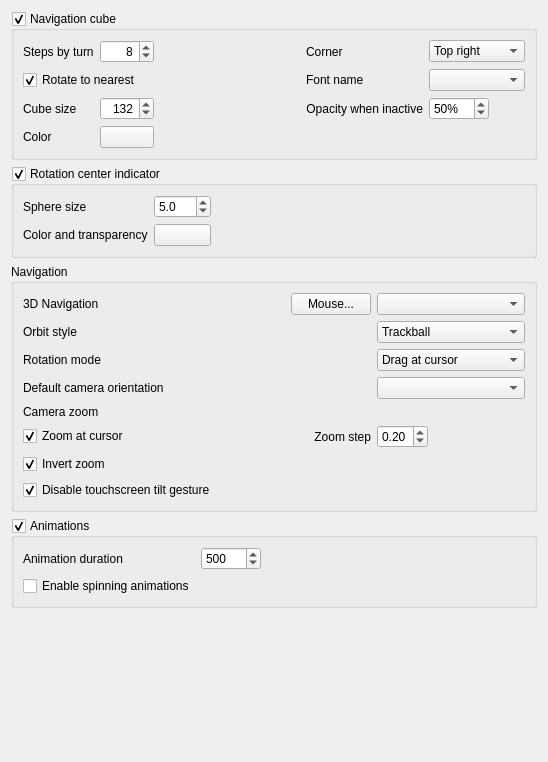
Above: src/Gui/PreferencePages/DlgSettingsNavigation.ui from southseact-3d/fcd before the change. Below: the same form after it.
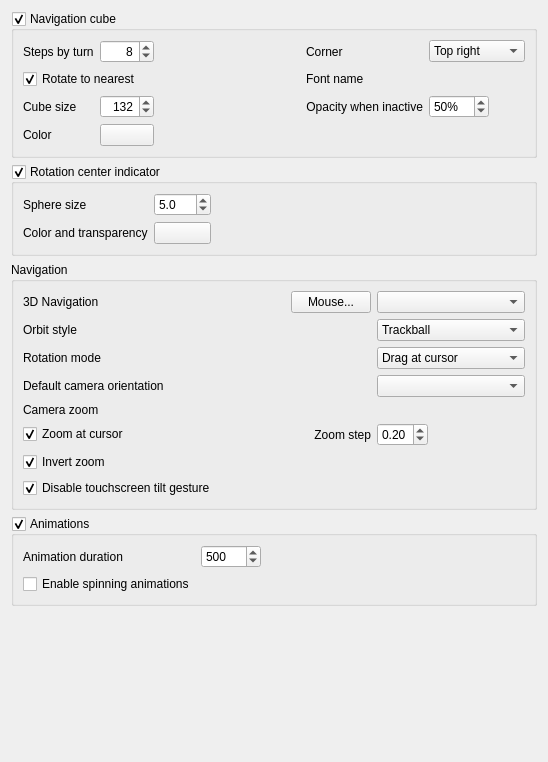
That is the form after the change. Custom widgets are drawn as their Qt base class.

Commit message: Gui: Add maximum width for font picker in navigation settings

The edit to the form file:
```diff
--- a/src/Gui/PreferencePages/DlgSettingsNavigation.ui
+++ b/src/Gui/PreferencePages/DlgSettingsNavigation.ui
@@ -142,6 +142,11 @@
       </item>
       <item row="1" column="4">
        <widget class="Gui::PrefComboBox" name="naviCubeFontName">
+        <property name="maximumSize">
+         <size>
+          <width>240</width>
+         </size>
+        </property>
         <property name="toolTip">
          <string>Font name of the navigation cube</string>
         </property>
```
Left out of the diff: 2 changed lines with no effect on the pictures.
